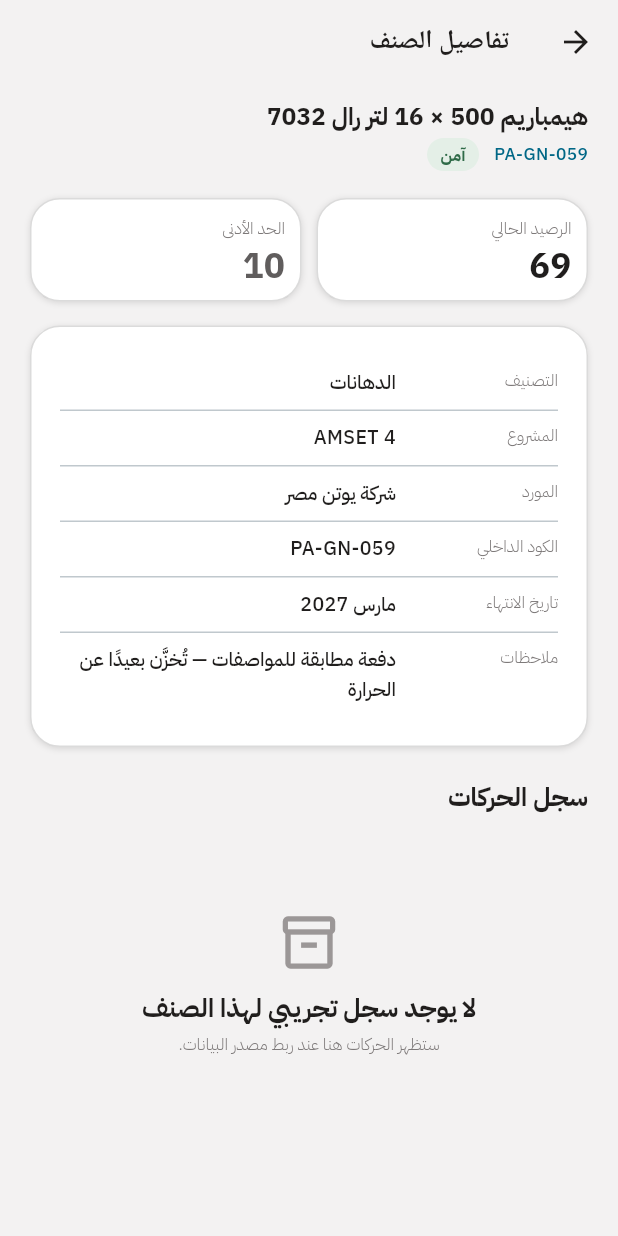
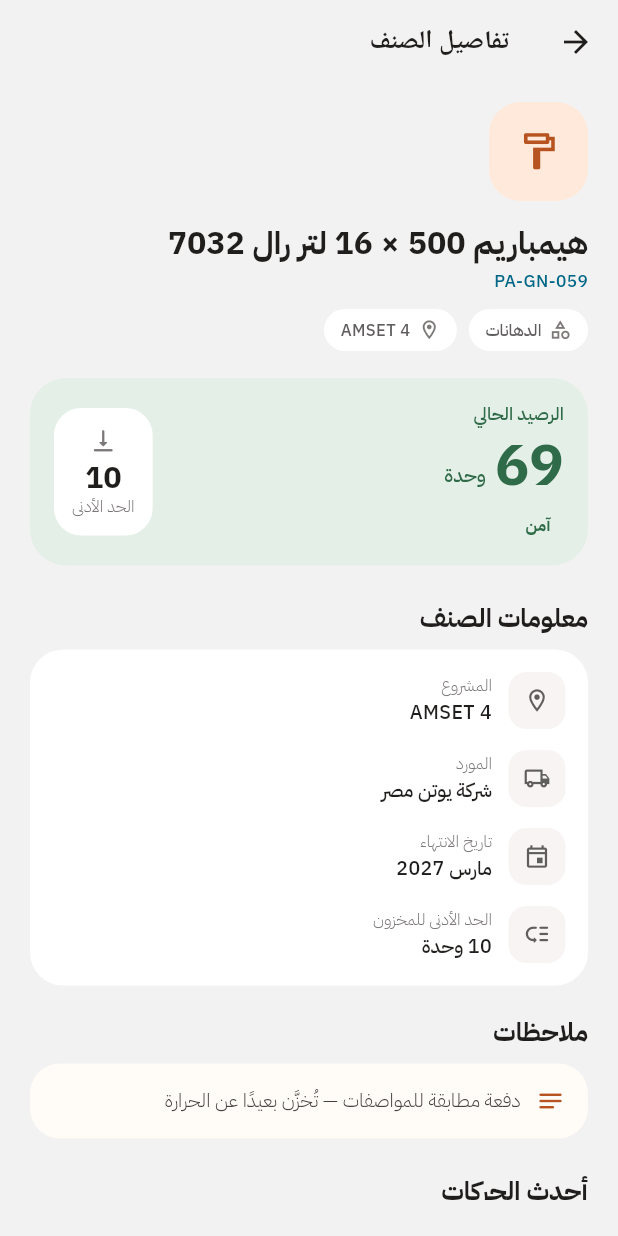
Before and after one commit to AlFathFactory/mobile_inventory, a Flutter app: the ItemDetailsView screen opened directly with sample values from the repository, on a phone screen of 412 x 824 dp. Run offline on Flutter 3.47's test engine with Material 3 defaults, Android fonts, the phone set to English and light mode, and no system bars; our stand-ins replace go_router, skeletonizer.

Commit message:
Refactor item details view; enhance layout with new sections for item information, notes, and recent movements, and improve responsiveness with widget tests

```diff
--- a/lib/features/inventory/view/item_details_view.dart
+++ b/lib/features/inventory/view/item_details_view.dart
@@ -1,13 +1,15 @@
 import 'package:flutter/material.dart';
 import 'package:go_router/go_router.dart';
 
-import '../../../core/theme/app_colors.dart';
-import '../../../core/theme/app_text_styles.dart';
-import '../../../core/widgets/app_components.dart';
 import '../../../core/router/app_routes.dart';
+import '../../../core/widgets/responsive_page.dart';
 import '../model/inventory_item.dart';
 import '../model/inventory_movement.dart';
-import '../widgets/movement_card.dart';
+import '../widgets/item_details_header.dart';
+import '../widgets/item_information_section.dart';
+import '../widgets/item_notes_section.dart';
+import '../widgets/item_recent_movements.dart';
+import '../widgets/item_stock_overview.dart';
 
 class ItemDetailsView extends StatelessWidget {
   const ItemDetailsView({
@@ -28,98 +30,27 @@ class ItemDetailsView extends StatelessWidget {
         child: ResponsivePage(
           child: ListView(
             key: const Key('item-details-list'),
+            padding: const EdgeInsets.only(bottom: 16),
             children: [
-              Text(item.name, style: AppTextStyles.pageTitle),
-              const SizedBox(height: 4),
-              Row(
-                children: [
-                  Directionality(
-                    textDirection: TextDirection.ltr,
-                    child: Text(item.code, style: AppTextStyles.code),
-                  ),
-                  const SizedBox(width: 10),
-                  StatusBadge(item.status),
-                ],
+              ItemDetailsHeader(item: item),
+              const SizedBox(height: 18),
+              ItemStockOverview(item: item),
+              const SizedBox(height: 24),
+              ItemInformationSection(item: item),
+              if (item.notes case final notes?) ...[
+                const SizedBox(height: 20),
+                ItemNotesSection(notes: notes),
+              ],
+              const SizedBox(height: 24),
+              ItemRecentMovements(
+                movements: movements.take(2).toList(growable: false),
+                onViewAll: movements.isEmpty
+                    ? null
+                    : () => context.pushNamed(
+                        AppRouteNames.itemHistory,
+                        pathParameters: {'code': item.code},
+                      ),
               ),
-              const SizedBox(height: 18),
-              Row(
-                children: [
-                  Expanded(
-                    child: SummaryCard(
-                      label: 'الرصيد الحالي',
-                      value: '${item.quantity}',
-                    ),
-                  ),
-                  const SizedBox(width: 10),
-                  Expanded(
-                    child: SummaryCard(
-                      label: 'الحد الأدنى',
-                      value: '${item.minimum}',
-                      valueColor: AppColors.neutral700,
-                    ),
-                  ),
-                ],
-              ),
-              const SizedBox(height: 16),
-              AppCard(
-                child: Column(
-                  children: [
-                    KeyValueRow(label: 'التصنيف', value: item.category),
-                    const Divider(height: 1),
-                    KeyValueRow(label: 'المشروع', value: item.project),
-                    if (item.supplier != null) ...[
-                      const Divider(height: 1),
-                      KeyValueRow(label: 'المورد', value: item.supplier!),
-                    ],
-                    const Divider(height: 1),
-                    KeyValueRow(label: 'الكود الداخلي', value: item.code),
-                    if (item.expiry != null) ...[
-                      const Divider(height: 1),
-                      KeyValueRow(label: 'تاريخ الانتهاء', value: item.expiry!),
-                    ],
-                    if (item.notes != null) ...[
-                      const Divider(height: 1),
-                      KeyValueRow(label: 'ملاحظات', value: item.notes!),
-                    ],
-                  ],
-                ),
-              ),
-              const SizedBox(height: 22),
-              const SectionHeader(title: 'سجل الحركات'),
-              const SizedBox(height: 5),
-              // DecoratedBox(
-              //   decoration: BoxDecoration(
-              //     color: AppColors.accentVerySoft,
-              //     borderRadius: BorderRadius.circular(8),
-              //     border: Border.all(color: AppColors.accentSoft),
-              //   ),
-              //   child: const Padding(
-              //     padding: EdgeInsets.all(12),
-              //     child: Text(
-              //       'الحركات التالية بيانات تاريخية تعكس ما حدث وقت العملية — قد يختلف المشروع أو المورد المسجّل بها عن بيانات الصنف الحالية.',
-              //       style: AppTextStyles.caption,
-              //     ),
-              //   ),
-              // ),
-              const SizedBox(height: 12),
-              if (movements.isEmpty)
-                const EmptyState(
-                  title: 'لا يوجد سجل تجريبي لهذا الصنف',
-                  message: 'ستظهر الحركات هنا عند ربط مصدر البيانات.',
-                )
-              else ...[
-                MovementCard(movement: movements.first, showItem: false),
-                const SizedBox(height: 10),
-                OutlinedButton.icon(
-                  key: const Key('open-movement-history'),
-                  onPressed: () => context.pushNamed(
-                    AppRouteNames.itemHistory,
-                    pathParameters: {'code': item.code},
-                  ),
-                  icon: const Icon(Icons.history_rounded),
-                  label: const Text('عرض السجل الكامل'),
-                ),
-              ],
             ],
           ),
         ),
--- /dev/null
+++ b/lib/features/inventory/widgets/item_details_header.dart
@@ -0,0 +1,75 @@
+import 'package:flutter/material.dart';
+
+import '../../../core/theme/app_colors.dart';
+import '../../../core/theme/app_text_styles.dart';
+import '../model/inventory_item.dart';
+import 'inventory_category_icon.dart';
+
+class ItemDetailsHeader extends StatelessWidget {
+  const ItemDetailsHeader({required this.item, super.key});
+
+  final InventoryItem item;
+
+  @override
+  Widget build(BuildContext context) {
+    return Column(
+      crossAxisAlignment: CrossAxisAlignment.start,
+      children: [
+        InventoryCategoryIcon(category: item.category, size: 66, iconSize: 29),
+        const SizedBox(height: 14),
+        Text(
+          item.name,
+          style: AppTextStyles.sectionTitle.copyWith(fontSize: 21),
+        ),
+        const SizedBox(height: 5),
+        Directionality(
+          textDirection: TextDirection.ltr,
+          child: Text(item.code, style: AppTextStyles.code),
+        ),
+        const SizedBox(height: 11),
+        Wrap(
+          spacing: 8,
+          runSpacing: 7,
+          children: [
+            _ContextPill(icon: Icons.category_outlined, label: item.category),
+            _ContextPill(icon: Icons.location_on_outlined, label: item.project),
+          ],
+        ),
+      ],
+    );
+  }
+}
+
+class _ContextPill extends StatelessWidget {
+  const _ContextPill({required this.icon, required this.label});
+
+  final IconData icon;
+  final String label;
+
+  @override
+  Widget build(BuildContext context) {
+    return DecoratedBox(
+      decoration: BoxDecoration(
+        color: AppColors.surface,
+        borderRadius: BorderRadius.circular(20),
+      ),
+      child: Padding(
+        padding: const EdgeInsets.symmetric(horizontal: 11, vertical: 6),
+        child: Row(
+          mainAxisSize: MainAxisSize.min,
+          children: [
+            Icon(icon, size: 15, color: AppColors.neutral600),
+            const SizedBox(width: 5),
+            Text(
+              label,
+              style: AppTextStyles.caption.copyWith(
+                color: AppColors.neutral700,
+                fontWeight: FontWeight.w500,
+              ),
+            ),
+          ],
+        ),
+      ),
+    );
+  }
+}
--- /dev/null
+++ b/lib/features/inventory/widgets/item_information_section.dart
@@ -0,0 +1,117 @@
+import 'package:flutter/material.dart';
+
+import '../../../core/theme/app_colors.dart';
+import '../../../core/theme/app_text_styles.dart';
+import '../model/inventory_item.dart';
+
+class ItemInformationSection extends StatelessWidget {
+  const ItemInformationSection({required this.item, super.key});
+
+  final InventoryItem item;
+
+  @override
+  Widget build(BuildContext context) {
+    final entries = <_InformationEntry>[
+      _InformationEntry(
+        icon: Icons.location_on_outlined,
+        label: 'المشروع',
+        value: item.project,
+      ),
+      if (item.supplier case final supplier?)
+        _InformationEntry(
+          icon: Icons.local_shipping_outlined,
+          label: 'المورد',
+          value: supplier,
+        ),
+      if (item.expiry case final expiry?)
+        _InformationEntry(
+          icon: Icons.event_outlined,
+          label: 'تاريخ الانتهاء',
+          value: expiry,
+        ),
+      _InformationEntry(
+        icon: Icons.low_priority_rounded,
+        label: 'الحد الأدنى للمخزون',
+        value: '${item.minimum} وحدة',
+      ),
+    ];
+
+    return Column(
+      crossAxisAlignment: CrossAxisAlignment.start,
+      children: [
+        const Text('معلومات الصنف', style: AppTextStyles.sectionTitle),
+        const SizedBox(height: 10),
+        DecoratedBox(
+          decoration: BoxDecoration(
+            color: AppColors.surface,
+            borderRadius: BorderRadius.circular(22),
+          ),
+          child: Padding(
+            padding: const EdgeInsets.all(15),
+            child: Column(
+              children: [
+                for (var index = 0; index < entries.length; index++) ...[
+                  _InformationRow(entry: entries[index]),
+                  if (index != entries.length - 1) const SizedBox(height: 14),
+                ],
+              ],
+            ),
+          ),
+        ),
+      ],
+    );
+  }
+}
+
+class _InformationRow extends StatelessWidget {
+  const _InformationRow({required this.entry});
+
+  final _InformationEntry entry;
+
+  @override
+  Widget build(BuildContext context) {
+    return Row(
+      children: [
+        DecoratedBox(
+          decoration: BoxDecoration(
+            color: AppColors.surfaceMuted,
+            borderRadius: BorderRadius.circular(12),
+          ),
+          child: SizedBox.square(
+            dimension: 38,
+            child: Icon(entry.icon, size: 18, color: AppColors.neutral700),
+          ),
+        ),
+        const SizedBox(width: 11),
+        Expanded(
+          child: Column(
+            crossAxisAlignment: CrossAxisAlignment.start,
+            children: [
+              Text(entry.label, style: AppTextStyles.caption),
+              const SizedBox(height: 1),
+              Text(
+                entry.value,
+                style: AppTextStyles.body.copyWith(
+                  color: AppColors.text,
+                  fontWeight: FontWeight.w500,
+                ),
+              ),
+            ],
+          ),
+        ),
+      ],
+    );
+  }
+}
+
+class _InformationEntry {
+  const _InformationEntry({
+    required this.icon,
+    required this.label,
+    required this.value,
+  });
+
+  final IconData icon;
+  final String label;
+  final String value;
+}
--- /dev/null
+++ b/lib/features/inventory/widgets/item_notes_section.dart
@@ -0,0 +1,50 @@
+import 'package:flutter/material.dart';
+
+import '../../../core/theme/app_colors.dart';
+import '../../../core/theme/app_text_styles.dart';
+
+class ItemNotesSection extends StatelessWidget {
+  const ItemNotesSection({required this.notes, super.key});
+
+  final String notes;
+
+  @override
+  Widget build(BuildContext context) {
+    return Column(
+      key: const Key('item-notes-section'),
+      crossAxisAlignment: CrossAxisAlignment.start,
+      children: [
+        const Text('ملاحظات', style: AppTextStyles.sectionTitle),
+        const SizedBox(height: 10),
+        DecoratedBox(
+          decoration: BoxDecoration(
+            color: AppColors.warmSurface,
+            borderRadius: BorderRadius.circular(20),
+          ),
+          child: Padding(
+            padding: const EdgeInsets.all(15),
+            child: Row(
+              crossAxisAlignment: CrossAxisAlignment.start,
+              children: [
+                const Icon(
+                  Icons.notes_rounded,
+                  size: 20,
+                  color: AppColors.peach,
+                ),
+                const SizedBox(width: 10),
+                Expanded(
+                  child: Text(
+                    notes,
+                    style: AppTextStyles.body.copyWith(
+                      color: AppColors.neutral800,
+                    ),
+                  ),
+                ),
+              ],
+            ),
+          ),
+        ),
+      ],
+    );
+  }
+}
--- /dev/null
+++ b/lib/features/inventory/widgets/item_recent_movements.dart
@@ -0,0 +1,236 @@
+import 'package:flutter/material.dart';
+
+import '../../../core/theme/app_colors.dart';
+import '../../../core/theme/app_text_styles.dart';
+import '../../../core/theme/status_visuals.dart';
+import '../model/inventory_movement.dart';
+
+class ItemRecentMovements extends StatelessWidget {
+  const ItemRecentMovements({
+    required this.movements,
+    required this.onViewAll,
+    super.key,
+  });
+
+  final List<InventoryMovement> movements;
+  final VoidCallback? onViewAll;
+
+  @override
+  Widget build(BuildContext context) {
+    return Column(
+      crossAxisAlignment: CrossAxisAlignment.start,
+      children: [
+        Row(
+          children: [
+            const Expanded(
+              child: Text('أحدث الحركات', style: AppTextStyles.sectionTitle),
+            ),
+            if (movements.isNotEmpty)
+              Text('آخر ${movements.length}', style: AppTextStyles.caption),
+          ],
+        ),
+        const SizedBox(height: 10),
+        DecoratedBox(
+          decoration: BoxDecoration(
+            color: AppColors.surface,
+            borderRadius: BorderRadius.circular(22),
+          ),
+          child: movements.isEmpty
+              ? const Padding(
+                  padding: EdgeInsets.all(20),
+                  child: Row(
+                    children: [
+                      Icon(
+                        Icons.history_toggle_off_rounded,
+                        color: AppColors.neutral500,
+                      ),
+                      SizedBox(width: 10),
+                      Expanded(
+                        child: Text(
+                          'لا توجد حركات مسجلة لهذا الصنف.',
+                          style: AppTextStyles.body,
+                        ),
+                      ),
+                    ],
+                  ),
+                )
+              : Column(
+                  children: [
+                    Padding(
+                      padding: const EdgeInsetsDirectional.fromSTEB(
+                        14,
+                        14,
+                        14,
+                        6,
+                      ),
+                      child: Column(
+                        children: [
+                          for (var index = 0; index < movements.length; index++)
+                            _RecentMovementRow(
+                              movement: movements[index],
+                              showConnector: index != movements.length - 1,
+                            ),
+                        ],
+                      ),
+                    ),
+                    Material(
+                      color: AppColors.accentVerySoft,
+                      borderRadius: const BorderRadius.vertical(
+                        bottom: Radius.circular(22),
+                      ),
+                      child: InkWell(
+                        key: const Key('open-movement-history'),
+                        onTap: onViewAll,
+                        borderRadius: const BorderRadius.vertical(
+                          bottom: Radius.circular(22),
+                        ),
+                        child: Padding(
+                          padding: const EdgeInsets.symmetric(
+                            horizontal: 15,
+                            vertical: 12,
+                          ),
+                          child: Row(
+                            children: [
+                              const Icon(
+                                Icons.history_rounded,
+                                size: 19,
+                                color: AppColors.accent,
+                              ),
+                              const SizedBox(width: 8),
+                              Expanded(
+                                child: Text(
+                                  'عرض سجل الحركات الكامل',
+                                  maxLines: 1,
+                                  overflow: TextOverflow.ellipsis,
+                                  softWrap: false,
+                                  style: AppTextStyles.label.copyWith(
+                                    color: AppColors.accentDark,
+                                    fontWeight: FontWeight.w700,
+                                  ),
+                                ),
+                              ),
+                              const SizedBox(width: 8),
+                              const Icon(
+                                Icons.arrow_back_rounded,
+                                size: 19,
+                                color: AppColors.accent,
+                              ),
+                            ],
+                          ),
+                        ),
+                      ),
+                    ),
+                  ],
+                ),
+        ),
+      ],
+    );
+  }
+}
+
+class _RecentMovementRow extends StatelessWidget {
+  const _RecentMovementRow({
+    required this.movement,
+    required this.showConnector,
+  });
+
+  final InventoryMovement movement;
+  final bool showConnector;
+
+  IconData get _icon => switch (movement.type) {
+    MovementType.addition => Icons.south_west_rounded,
+    MovementType.issue => Icons.north_east_rounded,
+    MovementType.returned => Icons.keyboard_return_rounded,
+    MovementType.adjustment => Icons.tune_rounded,
+  };
+
+  String get _quantity {
+    final value = movement.quantity.abs();
+    return switch (movement.type) {
+      MovementType.addition || MovementType.returned => '+$value',
+      MovementType.issue => '-$value',
+      MovementType.adjustment => movement.quantity > 0 ? '+$value' : '-$value',
+    };
+  }
+
+  String get _date =>
+      '${movement.date.day}/${movement.date.month}/${movement.date.year}';
+
+  @override
+  Widget build(BuildContext context) {
+    return IntrinsicHeight(
+      child: Row(
+        crossAxisAlignment: CrossAxisAlignment.stretch,
+        children: [
+          SizedBox(
+            width: 38,
+            child: Column(
+              children: [
+                DecoratedBox(
+                  decoration: BoxDecoration(
+                    color: movement.type.background,
+                    shape: BoxShape.circle,
+                  ),
+                  child: SizedBox.square(
+                    dimension: 36,
+                    child: Icon(_icon, size: 18, color: movement.type.color),
+                  ),
+                ),
+                if (showConnector)
+                  Expanded(
+                    child: Container(
+                      width: 1,
+                      margin: const EdgeInsets.symmetric(vertical: 5),
+                      color: AppColors.divider,
+                    ),
+                  ),
+              ],
+            ),
+          ),
+          const SizedBox(width: 10),
+          Expanded(
+            child: Padding(
+              padding: EdgeInsets.only(bottom: showConnector ? 16 : 9),
+              child: Column(
+                crossAxisAlignment: CrossAxisAlignment.start,
+                children: [
+                  Text(movement.type.label, style: AppTextStyles.cardTitle),
+                  const SizedBox(height: 2),
+                  Row(
+                    children: [
+                      Flexible(
+                        child: Text(
+                          movement.project,
+                          maxLines: 1,
+                          overflow: TextOverflow.ellipsis,
+                          style: AppTextStyles.caption,
+                        ),
+                      ),
+                      const Padding(
+                        padding: EdgeInsets.symmetric(horizontal: 5),
+                        child: Text('·', style: AppTextStyles.caption),
+                      ),
+                      Directionality(
+                        textDirection: TextDirection.ltr,
+                        child: Text(_date, style: AppTextStyles.caption),
+                      ),
+                    ],
+                  ),
+                ],
+              ),
+            ),
+          ),
+          const SizedBox(width: 8),
+          Text(
+            _quantity,
+            textDirection: TextDirection.ltr,
+            style: AppTextStyles.number.copyWith(
+              color: movement.type.color,
+              fontSize: 18,
+            ),
+          ),
+        ],
+      ),
+    );
+  }
+}
--- /dev/null
+++ b/lib/features/inventory/widgets/item_stock_overview.dart
@@ -0,0 +1,123 @@
+import 'package:flutter/material.dart';
+
+import '../../../core/theme/app_colors.dart';
+import '../../../core/theme/app_text_styles.dart';
+import '../../../core/theme/status_visuals.dart';
+import '../../../core/widgets/status_badge.dart';
+import '../model/inventory_item.dart';
+
+class ItemStockOverview extends StatelessWidget {
+  const ItemStockOverview({required this.item, super.key});
+
+  final InventoryItem item;
+
+  @override
+  Widget build(BuildContext context) {
+    return DecoratedBox(
+      decoration: BoxDecoration(
+        color: item.status.background,
+        borderRadius: BorderRadius.circular(24),
+      ),
+      child: Padding(
+        padding: const EdgeInsets.all(16),
+        child: Row(
+          crossAxisAlignment: CrossAxisAlignment.center,
+          children: [
+            Expanded(
+              child: Column(
+                crossAxisAlignment: CrossAxisAlignment.start,
+                mainAxisSize: MainAxisSize.min,
+                children: [
+                  Text(
+                    'الرصيد الحالي',
+                    style: AppTextStyles.label.copyWith(
+                      color: item.status.color,
+                    ),
+                  ),
+                  const SizedBox(height: 5),
+                  Align(
+                    alignment: AlignmentDirectional.centerStart,
+                    child: FittedBox(
+                      fit: BoxFit.scaleDown,
+                      alignment: AlignmentDirectional.centerStart,
+                      child: Row(
+                        mainAxisSize: MainAxisSize.min,
+                        crossAxisAlignment: CrossAxisAlignment.end,
+                        children: [
+                          Text(
+                            '${item.quantity}',
+                            textDirection: TextDirection.ltr,
+                            style: AppTextStyles.number.copyWith(
+                              color: item.status.color,
+                              fontSize: 38,
+                            ),
+                          ),
+                          Padding(
+                            padding: const EdgeInsetsDirectional.only(
+                              start: 6,
+                              bottom: 3,
+                            ),
+                            child: Text(
+                              'وحدة',
+                              style: AppTextStyles.body.copyWith(
+                                color: item.status.color,
+                                fontWeight: FontWeight.w500,
+                              ),
+                            ),
+                          ),
+                        ],
+                      ),
+                    ),
+                  ),
+                  const SizedBox(height: 9),
+                  Align(
+                    alignment: AlignmentDirectional.centerStart,
+                    child: StatusBadge(item.status),
+                  ),
+                ],
+              ),
+            ),
+            const SizedBox(width: 10),
+            ConstrainedBox(
+              constraints: const BoxConstraints(maxWidth: 112),
+              child: DecoratedBox(
+                decoration: BoxDecoration(
+                  color: AppColors.surface,
+                  borderRadius: BorderRadius.circular(18),
+                ),
+                child: Padding(
+                  padding: const EdgeInsets.symmetric(
+                    horizontal: 12,
+                    vertical: 12,
+                  ),
+                  child: Column(
+                    mainAxisSize: MainAxisSize.min,
+                    children: [
+                      const Icon(
+                        Icons.vertical_align_bottom_rounded,
+                        size: 19,
+                        color: AppColors.neutral600,
+                      ),
+                      const SizedBox(height: 5),
+                      Text(
+                        '${item.minimum}',
+                        textDirection: TextDirection.ltr,
+                        style: AppTextStyles.number.copyWith(fontSize: 20),
+                      ),
+                      const Text(
+                        'الحد الأدنى',
+                        style: AppTextStyles.caption,
+                        textAlign: TextAlign.center,
+                        softWrap: true,
+                      ),
+                    ],
+                  ),
+                ),
+              ),
+            ),
+          ],
+        ),
+      ),
+    );
+  }
+}
```
Also changed, not shown: 2 other files.
